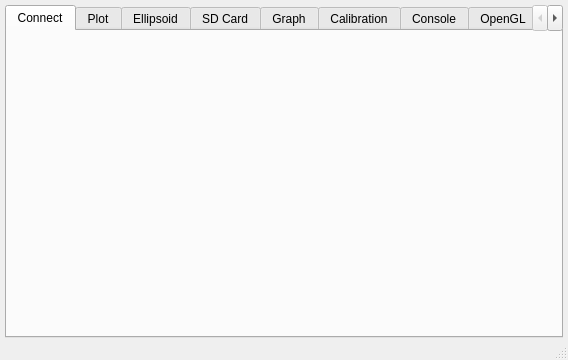
Qt form tinyos-2.x/trunk/support/cpp/TestShimmer/src/MainWindow.ui (baharev/szte-wsn-code) before a commit.
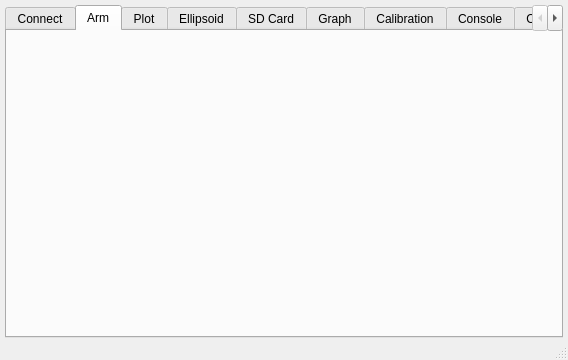
The same form after that commit. The open tabs and pages were chosen to show the change. Icons and pictures are not drawn.

Commit message: New tab for arm (left and right)

Diff of the .ui file:
```diff
--- a/tinyos-2.x/trunk/support/cpp/TestShimmer/src/MainWindow.ui
+++ b/tinyos-2.x/trunk/support/cpp/TestShimmer/src/MainWindow.ui
@@ -50,6 +50,12 @@
         </property>
        </layout>
       </widget>
+      <widget class="QWidget" name="armTab">
+       <attribute name="title">
+        <string>Arm</string>
+       </attribute>
+       <layout class="QVBoxLayout" name="verticalLayout_11"/>
+      </widget>
       <widget class="QWidget" name="plotTab">
        <attribute name="title">
         <string>Plot</string>
```
The commit also changes 5 other files.
